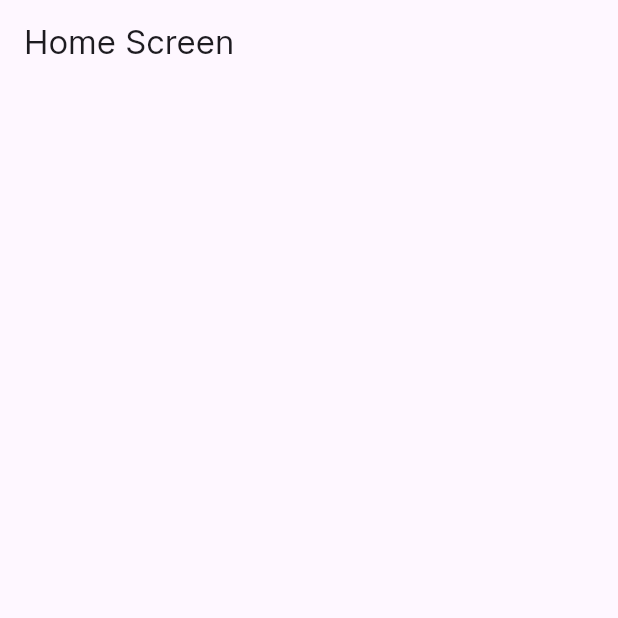
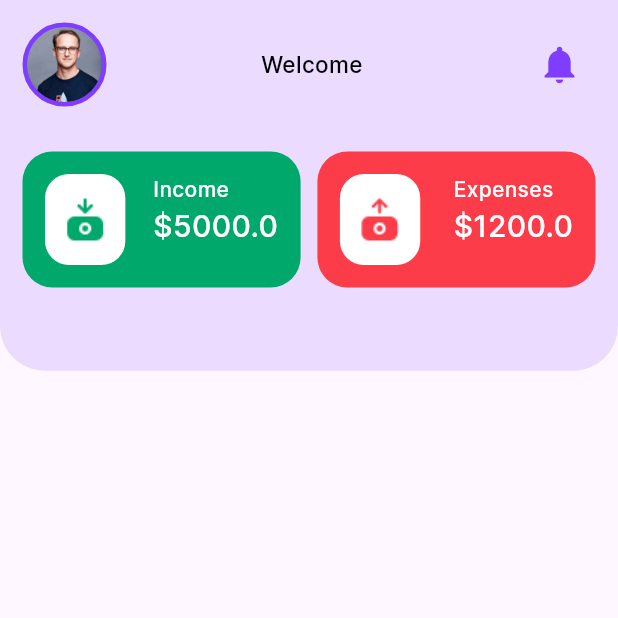
Before and after one commit to thisaraCPrasanga/expenz, a Flutter app: the HomeScreen screen opened directly, on a phone screen of 412 x 824 dp, the top half of it. Run offline on Flutter 3.47's test engine with Material 3 defaults, Android fonts, the phone set to English and light mode, and no system bars; our stand-ins replace shared_preferences, smooth_page_indicator; accounts and stored records are empty.

Commit message:
Get user data (Name,Email) from shared pref and Learn intstate

```diff
--- /dev/null
+++ b/lib/constants/widgets/income_expence_card.dart
@@ -0,0 +1,82 @@
+import 'package:expenzapp/constants/colors.dart';
+import 'package:expenzapp/constants/constats.dart';
+
+import 'package:flutter/material.dart';
+
+class IncomeExpenceCard extends StatefulWidget {
+  final String buttonIcon;
+  final String buttonName;
+  final double buttonValue;
+  final Color buttonColor;
+  const IncomeExpenceCard({
+    super.key,
+    required this.buttonIcon,
+    required this.buttonName,
+    required this.buttonValue,
+    required this.buttonColor,
+  });
+
+  @override
+  State<IncomeExpenceCard> createState() => _IncomeExpenceCardState();
+}
+
+class _IncomeExpenceCardState extends State<IncomeExpenceCard> {
+  @override
+  Widget build(BuildContext context) {
+    return Container(
+      width: MediaQuery.of(context).size.width * 0.45,
+      height: MediaQuery.of(context).size.height * 0.11,
+      decoration: BoxDecoration(
+        color: widget.buttonColor,
+        borderRadius: BorderRadius.circular(20),
+      ),
+      child: Center(
+        child: Padding(
+          padding: const EdgeInsets.all(kDefalutPadding),
+          child: Row(
+            mainAxisAlignment: MainAxisAlignment.spaceBetween,
+            children: [
+              Container(
+                height: MediaQuery.of(context).size.height * 0.13,
+                width: MediaQuery.of(context).size.width * 0.13,
+                decoration: BoxDecoration(
+                  borderRadius: BorderRadius.circular(16),
+                  color: kWhite,
+                ),
+                child: Center(
+                  child: Image.asset(
+                    widget.buttonIcon,
+                    width: 32,
+                    height: 32,
+                    fit: BoxFit.cover,
+                  ),
+                ),
+              ),
+              Column(
+                crossAxisAlignment: CrossAxisAlignment.start,
+                children: [
+                  Text(
+                    widget.buttonName,
+                    style: TextStyle(
+                      color: kWhite,
+                      fontSize: 14,
+                      fontWeight: FontWeight.w500,
+                    ),
+                  ),
+                  Text(
+                    ("\$${widget.buttonValue.toString()}"),
+                    style: TextStyle(
+                      color: kWhite,
+                      fontSize: 20,
+                      fontWeight: FontWeight.w500,
+                    ),
+                  ),
+                ],
+              ),
+            ],
+          ),
+        ),
+      ),
+    );
+  }
+}
--- a/lib/screens/home_screen.dart
+++ b/lib/screens/home_screen.dart
@@ -1,3 +1,7 @@
+import 'package:expenzapp/constants/colors.dart';
+import 'package:expenzapp/constants/constats.dart';
+import 'package:expenzapp/constants/widgets/income_expence_card.dart';
+import 'package:expenzapp/services/user_service.dart';
 import 'package:flutter/material.dart';
 
 class HomeScreen extends StatefulWidget {
@@ -8,8 +12,110 @@ class HomeScreen extends StatefulWidget {
 }
 
 class _HomeScreenState extends State<HomeScreen> {
+  //for store the userName
+  String userName = "";
+
+  @override
+  void initState() {
+    //get the user name from the shared pref
+    UserService.getUserData().then((value) {
+      if (value["username"] != null) {
+        setState(() {
+          userName = value["username"]!;
+        });
+      }
+    });
+    super.initState();
+  }
+
   @override
   Widget build(BuildContext context) {
-    return Scaffold(appBar: AppBar(title: Text("Home Screen")));
+    return Scaffold(
+      body: SafeArea(
+        child: SingleChildScrollView(
+          child: Column(
+            children: [
+              //bg color column
+              Container(
+                height: MediaQuery.of(context).size.height * 0.3,
+                decoration: BoxDecoration(
+                  color: kMainColor.withOpacity(0.15),
+                  borderRadius: BorderRadius.only(
+                    bottomLeft: Radius.circular(30),
+                    bottomRight: Radius.circular(30),
+                  ),
+                ),
+                child: Padding(
+                  padding: const EdgeInsets.all(kDefalutPadding),
+                  child: Column(
+                    children: [
+                      Row(
+                        mainAxisAlignment: MainAxisAlignment.spaceBetween,
+                        children: [
+                          Container(
+                            decoration: BoxDecoration(
+                              borderRadius: BorderRadius.circular(100),
+                              color: kMainColor,
+                              border: Border.all(color: kMainColor, width: 3),
+                            ),
+                            child: ClipRRect(
+                              borderRadius: BorderRadius.circular(100),
+
+                              child: Image.asset(
+                                "assets/images/user.jpg",
+                                width: 50,
+                                fit: BoxFit.cover,
+                              ),
+                            ),
+                          ),
+
+                          // SizedBox(width: 10),
+                          Text(
+                            "Welcome $userName",
+                            style: TextStyle(
+                              color: kBlack,
+                              fontWeight: FontWeight.w500,
+                              fontSize: 15,
+                            ),
+                          ),
+                          SizedBox(
+                            child: IconButton(
+                              onPressed: () {},
+                              icon: const Icon(
+                                Icons.notifications,
+                                color: kMainColor,
+                                size: 30,
+                              ),
+                            ),
+                          ),
+                        ],
+                      ),
+                      SizedBox(height: 30),
+                      Row(
+                        mainAxisAlignment: MainAxisAlignment.spaceBetween,
+                        children: [
+                          IncomeExpenceCard(
+                            buttonIcon: "assets/images/income.png",
+                            buttonName: "Income",
+                            buttonValue: 5000,
+                            buttonColor: kGreen,
+                          ),
+                          IncomeExpenceCard(
+                            buttonIcon: "assets/images/expense.png",
+                            buttonName: "Expenses",
+                            buttonValue: 1200,
+                            buttonColor: kRed,
+                          ),
+                        ],
+                      ),
+                    ],
+                  ),
+                ),
+              ),
+            ],
+          ),
+        ),
+      ),
+    );
   }
 }
--- a/lib/screens/user_data_screen.dart
+++ b/lib/screens/user_data_screen.dart
@@ -63,6 +63,7 @@ class _UserDataScreenState extends State<UserDataScreen> {
                           if (value!.isEmpty) {
                             return "Please Enter your Name!";
                           }
+                          return null;
                         },
                         decoration: InputDecoration(
                           hintText: "Name",
@@ -81,6 +82,7 @@ class _UserDataScreenState extends State<UserDataScreen> {
                           if (value!.isEmpty) {
                             return "Please Enter your Email!";
                           }
+                          return null;
                         },
                         decoration: InputDecoration(
                           hintText: "Email",
@@ -99,6 +101,7 @@ class _UserDataScreenState extends State<UserDataScreen> {
                           if (value!.isEmpty) {
                             return "Please Enter your Password!";
                           }
+                          return null;
                         },
                         obscureText: true,
                         decoration: InputDecoration(
@@ -118,6 +121,7 @@ class _UserDataScreenState extends State<UserDataScreen> {
                           if (value!.isEmpty) {
                             return "Please ReEnter your Password!";
                           }
+                          return null;
                         },
                         obscureText: true,
                         decoration: InputDecoration(
@@ -176,7 +180,8 @@ class _UserDataScreenState extends State<UserDataScreen> {
                               confirmPassword: conformPassword,
                               context: context,
                             );
-                            if (context.mounted) {
+                            if (context.mounted ||
+                                password == conformPassword) {
                               Navigator.push(
                                 context,
                                 MaterialPageRoute(
@@ -185,7 +190,6 @@ class _UserDataScreenState extends State<UserDataScreen> {
                               );
                             }
                           }
-                          ;
                         },
                         child: CustomButton(
                           buttonName: "Submit",
--- a/lib/services/user_service.dart
+++ b/lib/services/user_service.dart
@@ -43,4 +43,13 @@ class UserService {
     String? userName = prefs.getString('username');
     return userName != null;
   }
+
+  static Future<Map<String, String>> getUserData() async {
+    //create an instance for shared pref
+    SharedPreferences pref = await SharedPreferences.getInstance();
+    String? userName = pref.getString("username");
+    String? email = pref.getString("email");
+
+    return {"username": userName!, "email": email!};
+  }
 }
```
